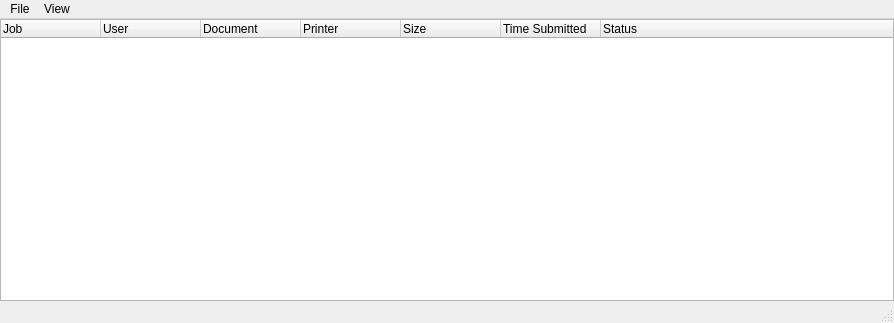
First picture: the form in printer-applet.ui, repository KDE/printer-applet, before the edit.
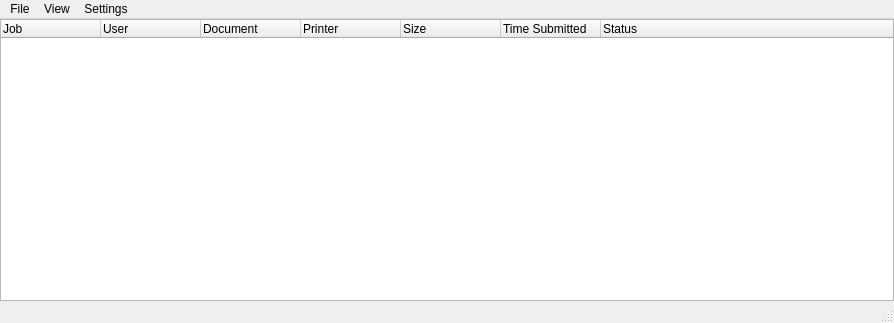
Second picture: the form after the edit. Icons and pictures are not drawn.

Commit message: Add a menu option to launch the printer config module. This feature will land in KDE 4.5 BUG: 209642 CCMAIL: jr@jriddle.org

What changed in the file:
```diff
--- a/printer-applet.ui
+++ b/printer-applet.ui
@@ -74,23 +74,23 @@
     </item>
    </layout>
   </widget>
-  <widget class="QMenuBar" name="menubar" >
-   <property name="geometry" >
+  <widget class="QMenuBar" name="menubar">
+   <property name="geometry">
     <rect>
      <x>0</x>
      <y>0</y>
      <width>894</width>
-     <height>27</height>
+     <height>19</height>
     </rect>
    </property>
-   <widget class="QMenu" name="menuFile" >
-    <property name="title" >
+   <widget class="QMenu" name="menuFile">
+    <property name="title">
      <string>File</string>
     </property>
     <addaction name="actionClose" />
    </widget>
-   <widget class="QMenu" name="menuView" >
-    <property name="title" >
+   <widget class="QMenu" name="menuView">
+    <property name="title">
      <string>View</string>
     </property>
     <addaction name="actionRefresh_2" />
@@ -98,8 +98,15 @@
     <addaction name="actionShow_Completed_Jobs_2" />
     <addaction name="actionShow_Printer_Status" />
    </widget>
-   <addaction name="menuFile" />
-   <addaction name="menuView" />
+   <widget class="QMenu" name="menuSettings">
+    <property name="title">
+     <string>Settings</string>
+    </property>
+    <addaction name="actionConfigure_Printing"/>
+   </widget>
+   <addaction name="menuFile"/>
+   <addaction name="menuView"/>
+   <addaction name="menuSettings"/>
   </widget>
   <widget class="QStatusBar" name="statusbar" />
   <action name="actionShow_Completed_Jobs" >
```
Left out of the diff: 90 changed lines with no effect on the pictures. The commit also changes 2 other files.
